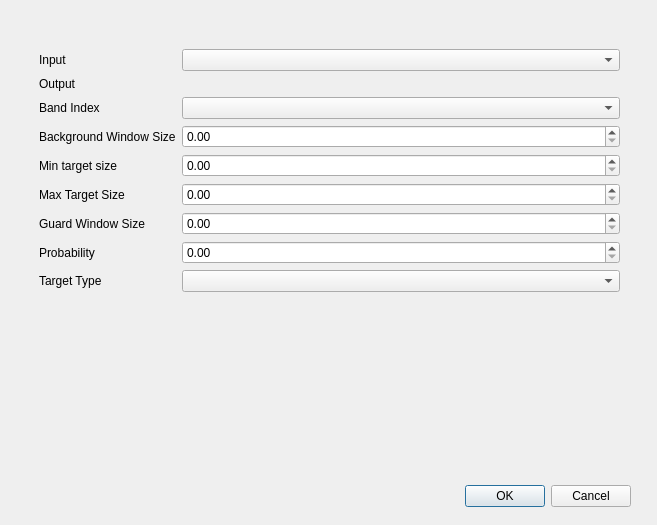
Before: the Qt Designer form model_based_cfar/model_based_cfar_dialog_base.ui in AUGSignals/qgis-plugins, drawn with Qt 5.
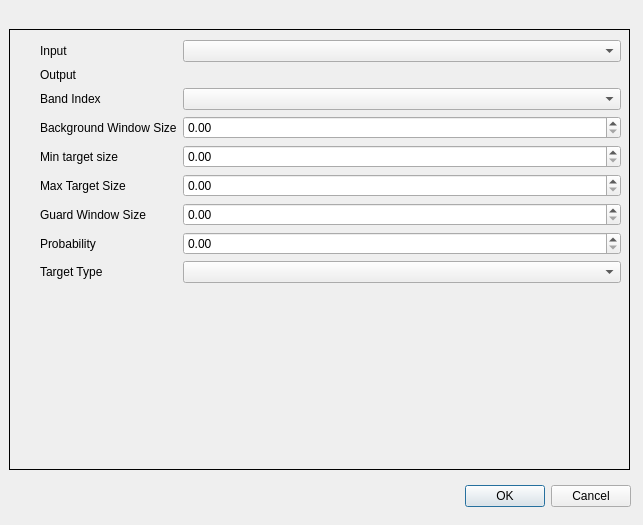
After: the same form once the commit is applied. Custom widgets are drawn as their Qt base class.

Commit message: Added argument parsing for model based cfar

Diff of the .ui file:
```diff
--- a/model_based_cfar/model_based_cfar_dialog_base.ui
+++ b/model_based_cfar/model_based_cfar_dialog_base.ui
@@ -6,7 +6,7 @@
    <rect>
     <x>0</x>
     <y>0</y>
-    <width>657</width>
+    <width>643</width>
     <height>525</height>
    </rect>
   </property>
@@ -33,19 +33,22 @@
    <property name="geometry">
     <rect>
      <x>9</x>
-     <y>9</y>
+     <y>29</y>
      <width>621</width>
-     <height>461</height>
+     <height>441</height>
     </rect>
    </property>
+   <property name="frameShape">
+    <enum>QFrame::Box</enum>
+   </property>
    <widget class="QWidget" name="page">
     <widget class="QWidget" name="formLayoutWidget">
      <property name="geometry">
       <rect>
        <x>30</x>
-       <y>40</y>
+       <y>10</y>
        <width>581</width>
-       <height>321</height>
+       <height>351</height>
       </rect>
      </property>
      <layout class="QFormLayout" name="formLayout">
@@ -141,16 +144,6 @@
       </item>
      </layout>
     </widget>
-    <widget class="QgsFileWidget" name="mQgsFileWidget">
-     <property name="geometry">
-      <rect>
-       <x>140</x>
-       <y>10</y>
-       <width>161</width>
-       <height>20</height>
-      </rect>
-     </property>
-    </widget>
    </widget>
    <widget class="QWidget" name="page_2"/>
   </widget>
```
Left out of the diff: 6 changed lines with no effect on the pictures. The commit also changes 1 other file.
